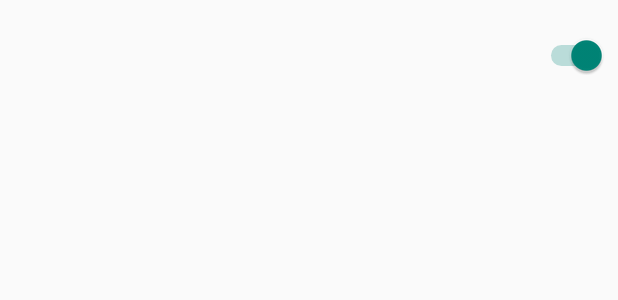
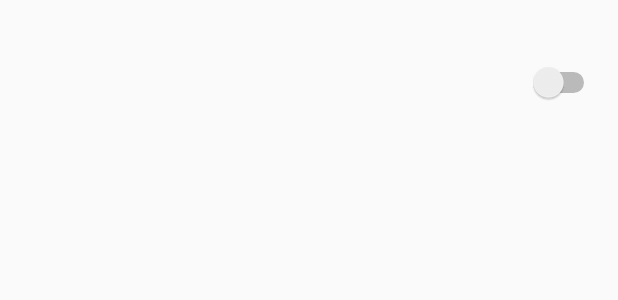
Before and after one commit to Rashid15091993/ClockAlert0.3, an Android app: the layout time_item.xml on its own in the app's theme, with its tools: preview values and no code run, on a phone screen of 412 x 824 dp. Shown: the top 300 px of the screen. Run offline under Robolectric (Android 15) with nearby library versions, the phone set to English and light mode, and no system bars.

Commit message:
3.06.2021

```diff
--- a/app/src/main/java/com/example/alertclock02/MainActivity.java
+++ b/app/src/main/java/com/example/alertclock02/MainActivity.java
@@ -107,9 +107,6 @@ public class MainActivity extends AppCompatActivity implements ModalBottomSheet.
 
                         String idStr = String.valueOf(timeID.getId());
                         timeDBManager.deleteWidgetDb(idStr);
-
-
-
                         break;
                 }
                 return false;
--- a/app/src/main/res/layout/time_item.xml
+++ b/app/src/main/res/layout/time_item.xml
@@ -2,7 +2,7 @@
 <RelativeLayout xmlns:android="http://schemas.android.com/apk/res/android"
     xmlns:tools="http://schemas.android.com/tools"
     android:layout_width="match_parent"
-    android:layout_height="60dp"
+    android:layout_height="110dp"
     android:descendantFocusability="blocksDescendants">
 
     <TextView
@@ -12,9 +12,9 @@
         android:layout_alignParentStart="true"
         android:layout_alignParentBottom="true"
         android:layout_centerVertical="true"
-        android:layout_marginStart="15dp"
-        android:layout_marginBottom="13dp"
-        android:textSize="20sp" />
+        android:layout_marginStart="21dp"
+        android:layout_marginBottom="34dp"
+        android:textSize="34sp" />
 
     <Switch
         android:id="@+id/switch1"
@@ -23,9 +23,9 @@
         android:layout_alignParentTop="true"
         android:layout_alignParentEnd="true"
         android:layout_centerVertical="true"
-        android:layout_marginTop="23dp"
-        android:layout_marginEnd="7dp"
-        android:checked="true"
-        tools:checked="true" />
+        android:layout_marginTop="41dp"
+        android:layout_marginEnd="12dp"
+        android:checked="false"
+        tools:checked="false" />
 
 </RelativeLayout>
```
Also changed, not shown: app/src/main/java/com/example/alertclock02/ModalBottomSheet.java (+9 -3 lines), app/src/main/java/com/example/alertclock02/mylistadapter/MyAdapter.java (+14 -3 lines).
